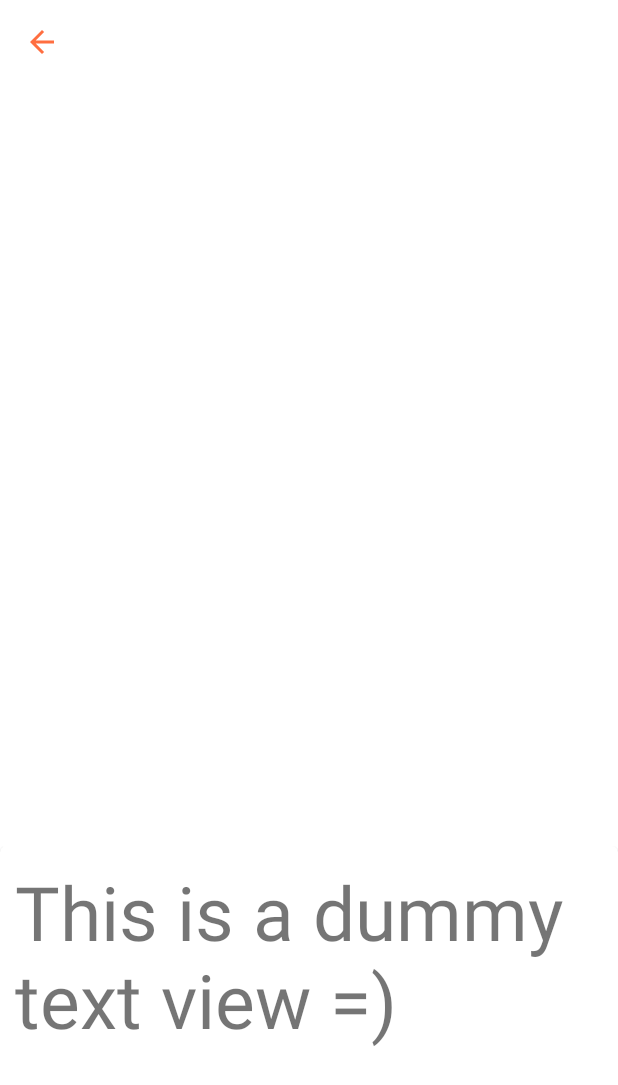
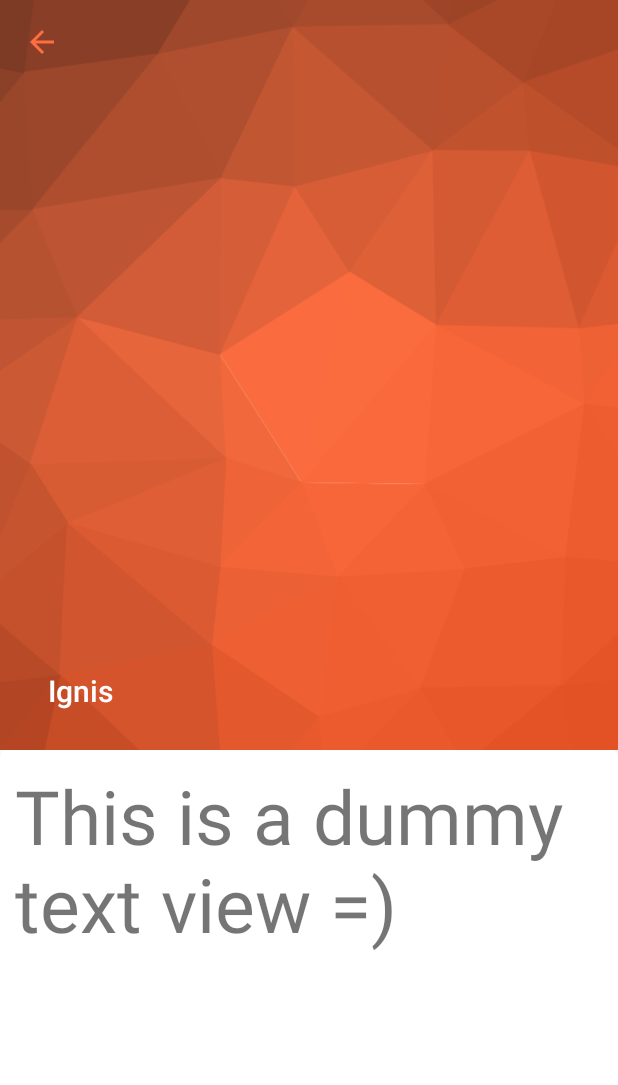
Before and after one commit to KunaalKumar/Ignis, an Android app: the CharacterActivity screen opened directly, with no data from a screen before it, on a phone screen of 412 x 824 dp. Shown: the top 1085 px of the screen. Run offline under Robolectric (Android 15) with nearby library versions, the phone set to English and light mode, and no system bars; our stand-ins replace ButterKnife, Picasso; libraries missing offline, so code that uses them is left out: androidx.palette.graphics; pictures from the network do not load; Roboto replaces fonts that are not available here; 1 statement that could not run was skipped.

Commit message:
Collapsing toolbar header image takes the entire top of screen now (below the status bar)
Empty search results, no longer count towards history
Reorder search history to show last entry on top

```diff
--- a/app/src/main/java/com/kunaalkumar/ignis/activities/CharacterActivity.java
+++ b/app/src/main/java/com/kunaalkumar/ignis/activities/CharacterActivity.java
@@ -88,7 +88,7 @@ public class CharacterActivity extends AppCompatActivity {
     // TODO: find a better name `-.-`
     private void colorify(Palette p) {
         palette = p;
-        collapsingToolbar.setExpandedTitleColor(p.getVibrantColor(getResources()
+        collapsingToolbar.setExpandedTitleColor(p.getLightVibrantColor(getResources()
                 .getColor(R.color.colorAccent)));
         collapsingToolbar.setCollapsedTitleTextColor(p.getVibrantColor(getResources()
                 .getColor(R.color.colorAccent)));
--- a/app/src/main/java/com/kunaalkumar/ignis/utils/SharedPrefs.java
+++ b/app/src/main/java/com/kunaalkumar/ignis/utils/SharedPrefs.java
@@ -60,6 +60,10 @@ public class SharedPrefs {
 
     public static void addToSearchHistory(String search) {
         search = search.trim();
+        if (search.equals("")) {
+            return;
+        }
+
         if (!searchHistory.contains(search)) {
             if (searchHistory.size() >= maxArraySize) {
                 // Remove first element; shift elements up; add new element to the end
@@ -72,6 +76,10 @@ public class SharedPrefs {
             } else {
                 searchHistory.add(search);
                 tinyDB.putListString(KEY_SEARCH_HISTORY, searchHistory);
+            }
+        } else {
+            for (int i = searchHistory.indexOf(search); i < searchHistory.size() - 1; i++) {
+                Collections.swap(searchHistory, i, i + 1);
             }
         }
     }
--- a/app/src/main/res/layout/activity_character.xml
+++ b/app/src/main/res/layout/activity_character.xml
@@ -22,14 +22,12 @@
             app:layout_scrollFlags="scroll|exitUntilCollapsed"
             app:title="@string/character">
 
-            <ImageView
+            <androidx.appcompat.widget.AppCompatImageView
                 android:id="@+id/character_image"
                 android:layout_width="match_parent"
                 android:layout_height="500dp"
-                android:layout_marginStart="8dp"
-                android:layout_marginTop="?attr/actionBarSize"
-                android:layout_marginEnd="8dp"
-                android:layout_marginBottom="8dp"
+                android:scaleType="centerCrop"
+                android:src="@drawable/settings_bg"
                 app:layout_collapseMode="parallax" />
 
             <androidx.appcompat.widget.Toolbar
```
